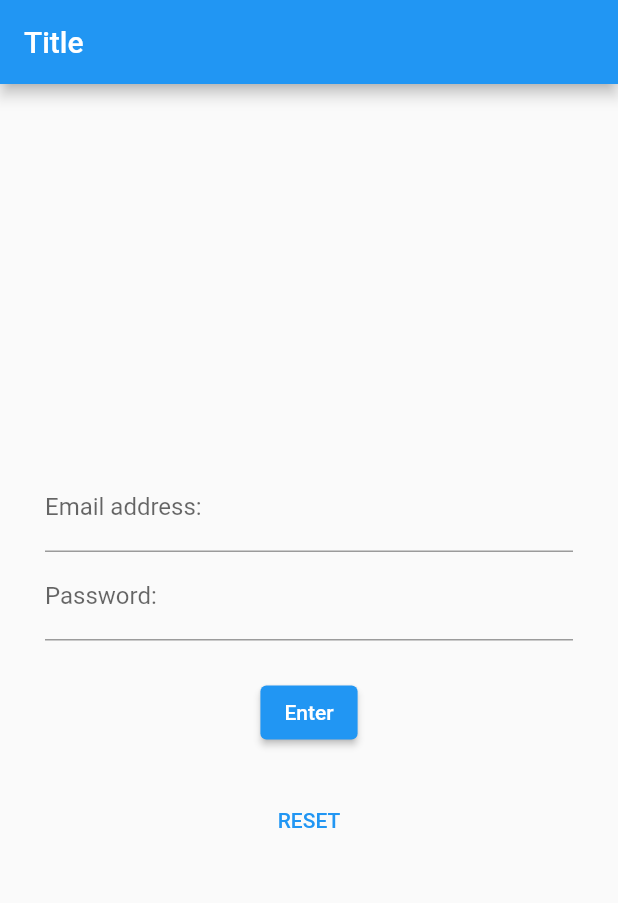
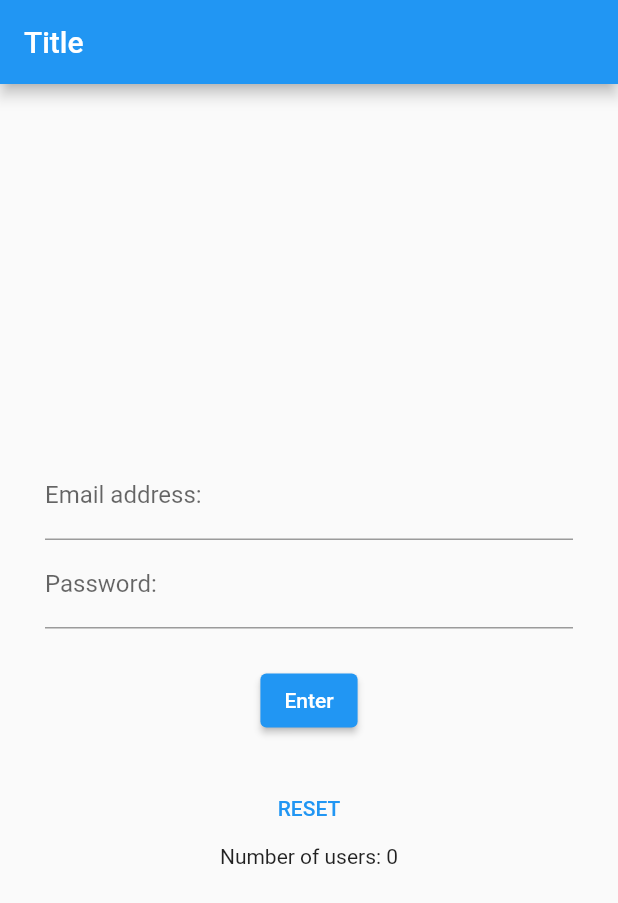
Before and after one commit to wesley-crick/flutter-mvi-base, a Flutter app: the screen it shows after launch, on a phone screen of 412 x 824 dp. Shown: the top 903 px of the screen. Run offline on Flutter 3.47's test engine with Material 2 defaults, Android fonts, the phone set to English and light mode, and no system bars; our stand-ins replace dio, get, loggy, retrofit; generated files the repository leaves out were written again.

Commit message:
Added Dio and Retrofit for networking
Makes a request out to get users.
Had to refactor how the View was built, will probably need to make a StatefulWidget class that Views would extend.

```diff
--- /dev/null
+++ b/lib/core/network/rest_client.dart
@@ -0,0 +1,11 @@
+import 'package:dio/dio.dart';
+import 'package:flutter_demo_app/core/network/loggy_interceptor.dart';
+
+class RestClient {
+  final dio = Dio();
+
+  RestClient() {
+    dio.interceptors.add(LoggyInterceptor());
+    dio.options.contentType = "application/json";
+  }
+}
--- /dev/null
+++ b/lib/login/network/login_rest_client.dart
@@ -0,0 +1,14 @@
+import 'package:dio/dio.dart';
+import 'package:retrofit/http.dart';
+
+import 'model/user_dto.dart';
+
+part 'login_rest_client.g.dart';
+
+@RestApi(baseUrl: "https://gorest.co.in/public-api")
+abstract class LoginRestClient {
+  factory LoginRestClient(Dio dio, {String baseUrl}) = _LoginRestClient;
+
+  @GET("/users")
+  Future<ResponseData<UserDto>> getUsers();
+}
--- /dev/null
+++ b/lib/login/network/model/user_dto.dart
@@ -0,0 +1,35 @@
+import 'package:json_annotation/json_annotation.dart';
+part 'user_dto.g.dart';
+
+@JsonSerializable()
+class UserDto{
+  int? id;
+  String? name;
+  String? email;
+  String? gender;
+  String? status;
+
+  UserDto({this.id, this.name, this.email,this.gender, this.status});
+
+  factory UserDto.fromJson(Map<String, dynamic> json) => _$UserDtoFromJson(json);
+  Map<String, dynamic> toJson() => _$UserDtoToJson(this);
+}
+
+@JsonSerializable(
+  genericArgumentFactories: true
+)
+class ResponseData<T>{
+  int? code;
+  dynamic meta;
+  List<T>? data;
+
+  ResponseData({this.code, this.meta, this.data});
+
+  factory ResponseData.fromJson(
+      Map<String, dynamic> json,
+      T Function(Object? json) fromJsonT,
+  ) => _$ResponseDataFromJson(json, fromJsonT);
+
+  Map<String, dynamic> toJson(Object Function(T value) toJsonT) =>
+      _$ResponseDataToJson(this, toJsonT);
+}
--- a/lib/login/ui/login_page.dart
+++ b/lib/login/ui/login_page.dart
@@ -1,4 +1,6 @@
 import 'package:flutter_demo_app/core/contract/get_x_page.dart';
+import 'package:flutter_demo_app/core/network/rest_client.dart';
+import 'package:flutter_demo_app/login/network/login_rest_client.dart';
 import 'package:flutter_demo_app/login/ui/login_view.dart';
 import 'package:flutter_demo_app/login/viewmodel/login_page_view_model.dart';
 import 'package:get/get.dart';
@@ -11,6 +13,7 @@ class LoginPage implements GetXPage {
       page: () => LoginView(),
       binding: BindingsBuilder(() {
         Get.lazyPut<LoginPageViewModel>(() => LoginPageViewModel());
+        Get.lazyPut<LoginRestClient>(() => LoginRestClient(RestClient().dio));
       }),
     );
   }
--- a/lib/login/ui/login_view.dart
+++ b/lib/login/ui/login_view.dart
@@ -7,9 +7,7 @@ import '../viewmodel/login_page_view_model.dart';
 
 class LoginView extends StatelessWidget {
 
-  final LoginPageViewModel viewModel = Get.find();
-
-  LoginView({Key? key}) : super(key: key);
+  const LoginView({Key? key}) : super(key: key);
 
   @override
   Widget build(BuildContext context) =>
@@ -17,7 +15,11 @@ class LoginView extends StatelessWidget {
         appBar: AppBar(
           title: const Text("Title"),
         ),
-        body: LayoutBuilder(
+        body: _buildBody()
+      );
+
+  Widget _buildBody() => GetBuilder<LoginPageViewModel>(
+      builder: (vm) => LayoutBuilder(
           builder: (context, constraints) =>
               Container(
                 padding: constraints.maxWidth < FormFactor.handset
@@ -41,25 +43,26 @@ class LoginView extends StatelessWidget {
                       Container(
                         height: 24,
                       ),
-                        _buildEnterButton(),
+                      _buildEnterButton(vm),
                       Container(
                         height: 24,
                       ),
                       TextButton(
-                            onPressed: () => viewModel.send(
+                          onPressed: () => vm.send(
                               OnResetClicked()
                           ),
                           child: const Text("RESET")
-                        )
+                      ),
+                      Text("Number of users: ${vm.state.users.length}")
                     ],
                   ),
                 ),
-                )),
+              )
+      ),
   );
 
-  Widget _buildEnterButton() =>
-      GetBuilder<LoginPageViewModel>(
-          builder: (vm) => !vm.state.isLoading ?
+  Widget _buildEnterButton(LoginPageViewModel vm) =>
+      !vm.state.isLoading ?
       ElevatedButton(
         onPressed: () {
           vm.send(OnEnterClicked());
@@ -83,6 +86,5 @@ class LoginView extends StatelessWidget {
             Text(" Loading")
           ],
         ),
-          )
       );
 }
--- a/lib/login/viewmodel/login_page_action.dart
+++ b/lib/login/viewmodel/login_page_action.dart
@@ -1,8 +1,11 @@
+import '../network/model/user_dto.dart';
+
 class LoginPageAction {
   LoginPageAction._();
 
   factory LoginPageAction.onEnterClicked() = OnEnterClicked;
   factory LoginPageAction.onResetClicked() = OnResetClicked;
+  factory LoginPageAction.usersLoaded(List<UserDto> users) = UsersLoaded;
 }
 
 class OnEnterClicked extends LoginPageAction {
@@ -12,3 +15,9 @@ class OnEnterClicked extends LoginPageAction {
 class OnResetClicked extends LoginPageAction {
   OnResetClicked(): super._();
 }
+
+class UsersLoaded extends LoginPageAction {
+  List<UserDto> users;
+
+  UsersLoaded(this.users): super._();
+}
--- a/lib/login/viewmodel/login_page_state.dart
+++ b/lib/login/viewmodel/login_page_state.dart
@@ -1,12 +1,17 @@
+import 'package:flutter_demo_app/login/network/model/user_dto.dart';
+
 class LoginPageState {
   final bool isLoading;
   final int counter;
+  // TODO: dto's should be converted to view objects(VO)
+  final List<UserDto> users;
 
 //<editor-fold desc="Data Methods">
 
   const LoginPageState({
     required this.isLoading,
     required this.counter,
+    required this.users,
   });
 
   @override
@@ -15,26 +20,30 @@ class LoginPageState {
       (other is LoginPageState &&
           runtimeType == other.runtimeType &&
           isLoading == other.isLoading &&
-          counter == other.counter);
+          counter == other.counter &&
+          users == other.users);
 
   @override
-  int get hashCode => isLoading.hashCode ^ counter.hashCode;
+  int get hashCode => isLoading.hashCode ^ counter.hashCode ^ users.hashCode;
 
   @override
   String toString() {
     return 'LoginPageState{' +
         ' isLoading: $isLoading,' +
         ' counter: $counter,' +
+        ' users: $users,' +
         '}';
   }
 
   LoginPageState copyWith({
     bool? isLoading,
     int? counter,
+    List<UserDto>? users,
   }) {
     return LoginPageState(
       isLoading: isLoading ?? this.isLoading,
       counter: counter ?? this.counter,
+      users: users ?? this.users,
     );
   }
 
@@ -42,6 +51,7 @@ class LoginPageState {
     return {
       'isLoading': this.isLoading,
       'counter': this.counter,
+      'users': this.users,
     };
   }
 
@@ -49,6 +59,7 @@ class LoginPageState {
     return LoginPageState(
       isLoading: map['isLoading'] as bool,
       counter: map['counter'] as int,
+      users: map['users'] as List<UserDto>,
     );
   }
 
--- a/lib/login/viewmodel/login_page_view_model.dart
+++ b/lib/login/viewmodel/login_page_view_model.dart
@@ -1,14 +1,22 @@
+import 'package:flutter_demo_app/login/network/login_rest_client.dart';
+import 'package:get/get.dart';
+import 'package:get/get_core/src/get_main.dart';
+
 import '../../core/mvi/stateful_view_model.dart';
+import '../network/model/user_dto.dart';
 import 'login_page_action.dart';
 import 'login_page_state.dart';
 
 class LoginPageViewModel
     extends StatefulViewModel<LoginPageState, LoginPageAction> {
 
+  final LoginRestClient client = Get.find();
+
   LoginPageViewModel(): super(
-      const LoginPageState(
+      LoginPageState(
         isLoading: false,
-        counter: 0
+        counter: 0,
+        users: List.empty()
       )
   );
 
@@ -21,22 +29,39 @@ class LoginPageViewModel
         case OnResetClicked:
           _reduceReset();
           break;
+        case UsersLoaded:
+          _reduceUsersLoaded((action as UsersLoaded).users);
+          break;
       }
   }
 
-  void _reduceOnEnterClicked() {
+  void _reduceOnEnterClicked() async {
     updateState(
         state.copyWith(
           isLoading: true,
           counter: state.counter + 1
         )
     );
+
+    var response = await client.getUsers();
+    List<UserDto> users = response.data ?? List.empty();
+    send(UsersLoaded(users));
   }
 
   void _reduceReset() {
     updateState(
         state.copyWith(
-            isLoading: false
+          isLoading: false,
+          users: List.empty()
+        )
+    );
+  }
+
+  void _reduceUsersLoaded(List<UserDto> users) {
+    updateState(
+        state.copyWith(
+          isLoading: false,
+          users: users
         )
     );
   }
```
Also changed, not shown: lib/core/network/loggy_interceptor.dart (added, +25 -0 lines), pubspec.yaml (+14 -0 lines), pubspec.lock, 1 other file. Lines whose indentation alone changed are shown as unchanged.
